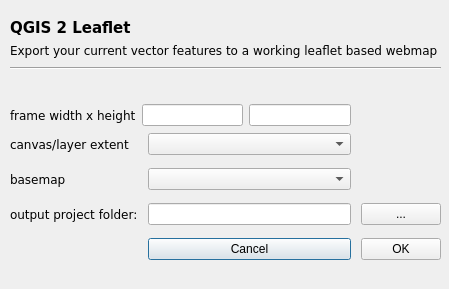
The window that ui_qgis2leaf.ui (Geolicious/qgis2leaf) describes before a commit, drawn with Qt 5.
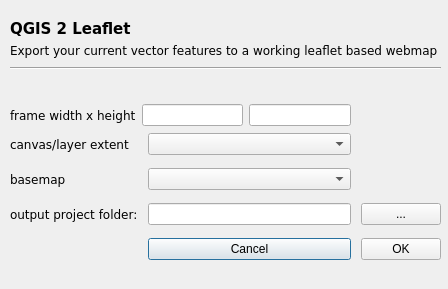
The same window after the commit.

Commit message: Changed the label text and recompiled the ui

Diff of the .ui file:
```diff
--- a/ui_qgis2leaf.ui
+++ b/ui_qgis2leaf.ui
@@ -6,7 +6,7 @@
    <rect>
     <x>0</x>
     <y>0</y>
-    <width>449</width>
+    <width>448</width>
     <height>289</height>
    </rect>
   </property>
@@ -100,7 +100,7 @@
      <x>10</x>
      <y>20</y>
      <width>131</width>
-     <height>16</height>
+     <height>18</height>
     </rect>
    </property>
    <property name="font">
```
The commit also changes 1 other file.
